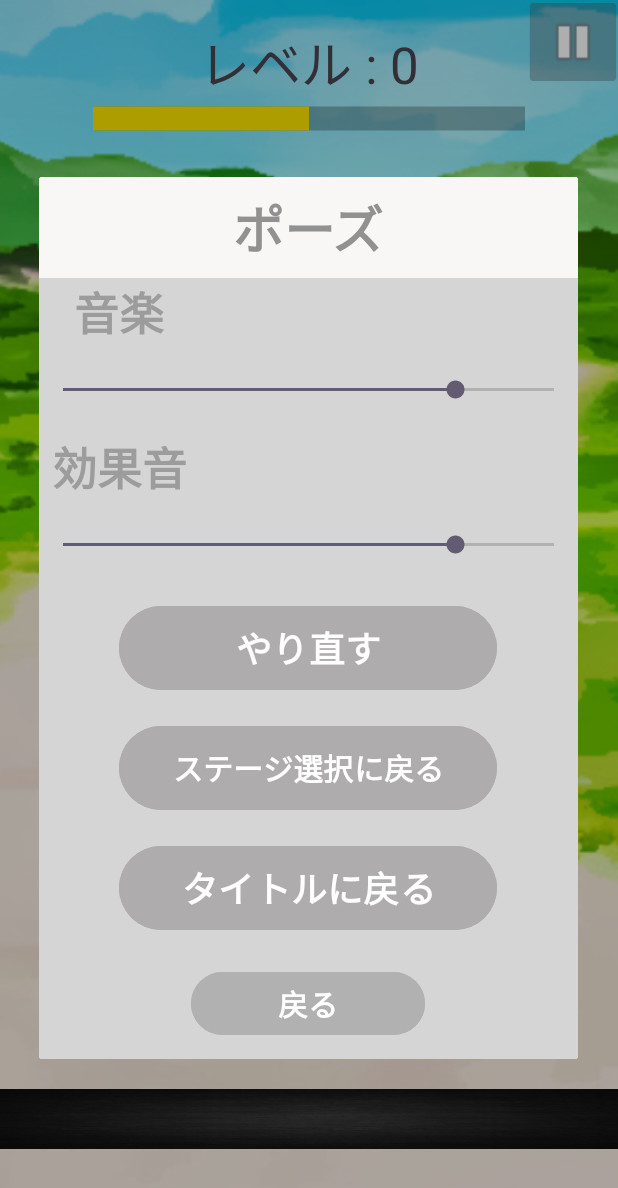
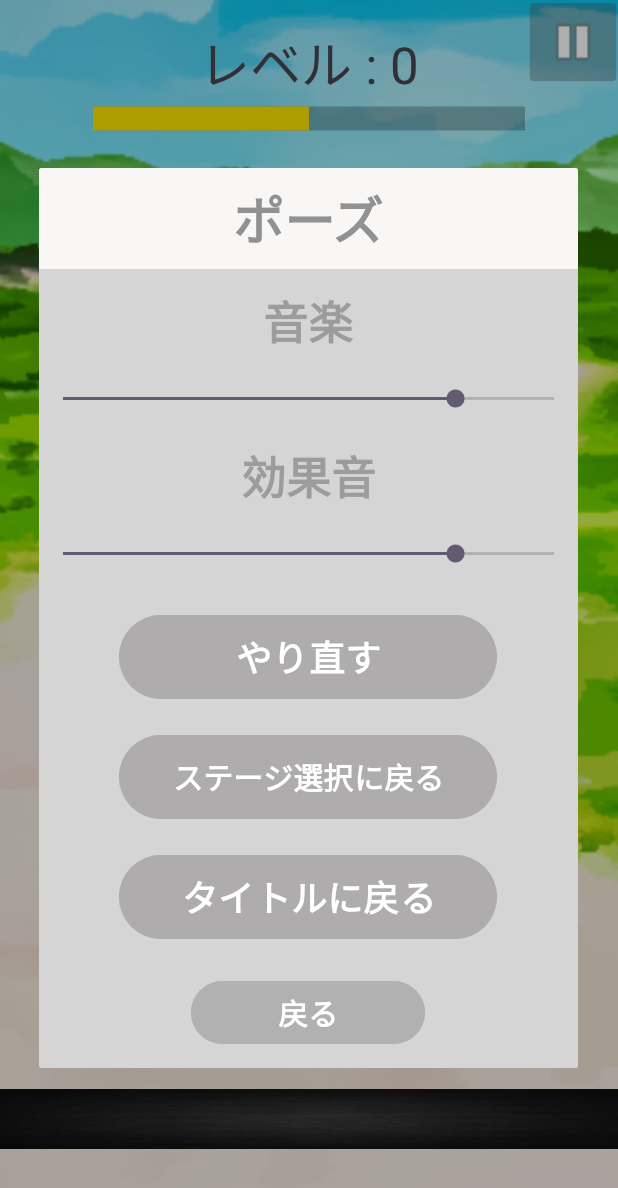
Before and after one commit to ayu-san/intern, an Android app: the MainActivity screen opened directly, with no data from a screen before it, after a tap on an icon or button, on a phone screen of 412 x 824 dp. Shown: the top 1188 px of the screen. Run offline under Robolectric (Android 15) with nearby library versions, the phone set to English and light mode, and no system bars.

Commit message:
ダイアログ修正

```diff
--- a/app/src/main/res/layout/dialog_pause.xml
+++ b/app/src/main/res/layout/dialog_pause.xml
@@ -25,6 +25,8 @@
         android:id="@+id/BGMtextViewPause"
         android:layout_width="107dp"
         android:layout_height="wrap_content"
+        android:layout_gravity="center"
+        android:paddingTop="12dp"
         android:text="音楽"
         android:textAlignment="center"
         android:textColor="#9C9C9C"
@@ -43,6 +45,7 @@
         android:id="@+id/SEtextViewPause"
         android:layout_width="107dp"
         android:layout_height="wrap_content"
+        android:layout_gravity="center"
         android:text="効果音"
         android:textAlignment="center"
         android:textColor="#9C9C9C"
--- a/app/src/main/res/layout/dialog_settings.xml
+++ b/app/src/main/res/layout/dialog_settings.xml
@@ -24,6 +24,8 @@
         android:id="@+id/BGMtextView"
         android:layout_width="107dp"
         android:layout_height="wrap_content"
+        android:layout_gravity="center"
+        android:paddingTop="12dp"
         android:text="音楽"
         android:textAlignment="center"
         android:textColor="#9C9C9C"
@@ -42,6 +44,7 @@
         android:id="@+id/SETextView"
         android:layout_width="107dp"
         android:layout_height="wrap_content"
+        android:layout_gravity="center"
         android:text="効果音"
         android:textAlignment="center"
         android:textColor="#9C9C9C"
```
